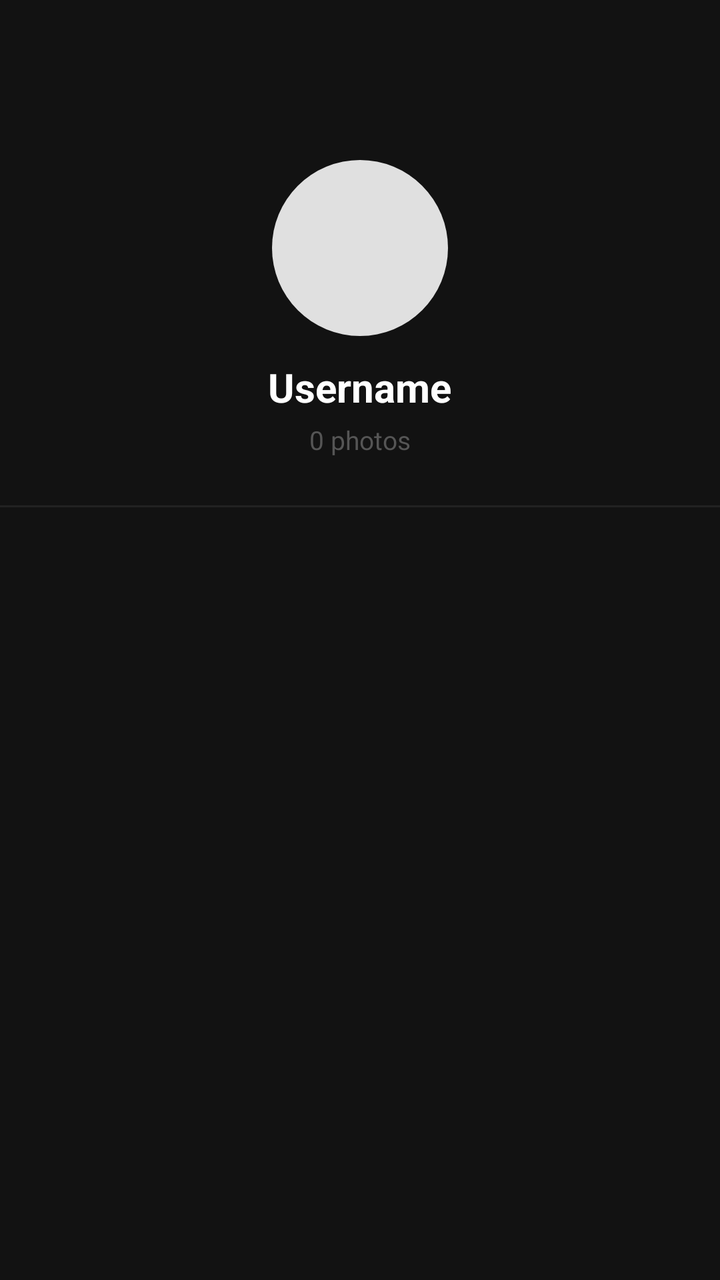
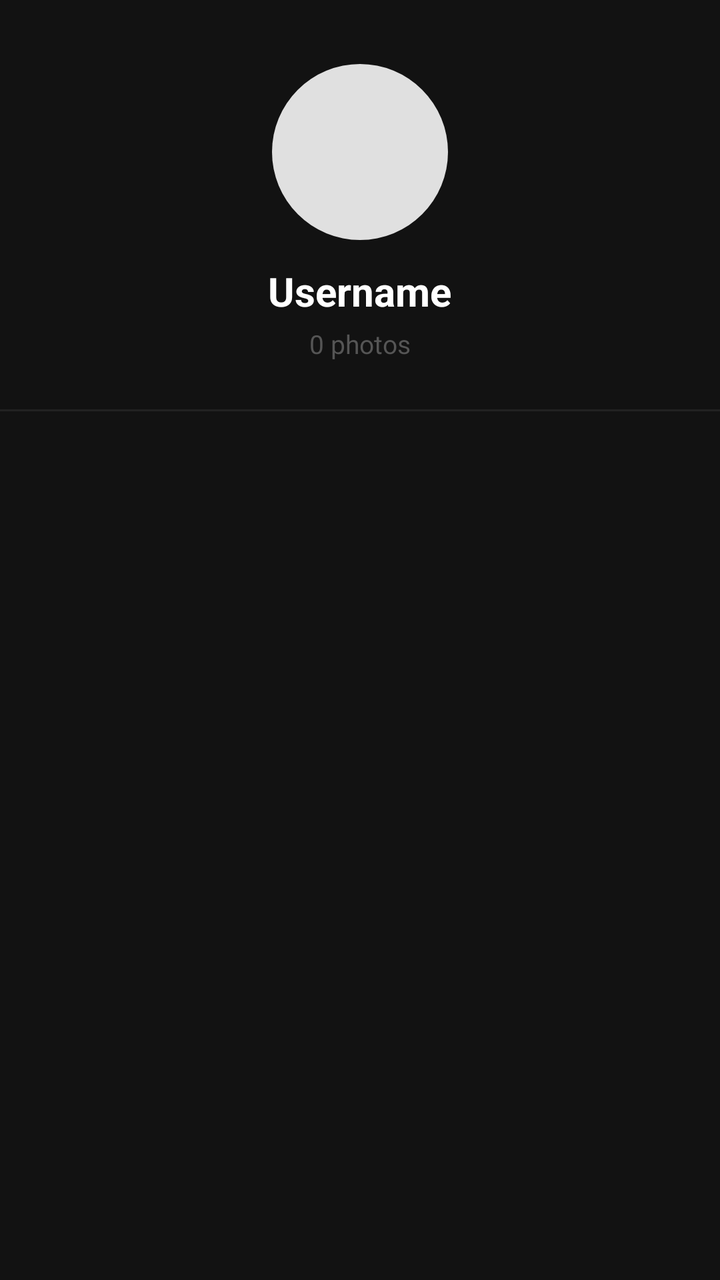

Two renders of the same Android screen: before a commit and after it. Below are the layout's source before the change and the commit's diff.
<!-- AndroidManifest.xml: application theme Theme.SnapQuest -->
<!-- res/layout/activity_profile.xml -->
<?xml version="1.0" encoding="utf-8"?>
<LinearLayout xmlns:android="http://schemas.android.com/apk/res/android"
    android:layout_width="match_parent"
    android:layout_height="match_parent"
    android:orientation="vertical"
    android:background="#121212">

    <LinearLayout
        android:layout_width="match_parent"
        android:layout_height="wrap_content"
        android:orientation="vertical"
        android:gravity="center"
        android:paddingTop="80dp"
        android:paddingBottom="24dp">

        <ImageView
            android:id="@+id/ivProfilePicture"
            android:layout_width="88dp"
            android:layout_height="88dp"
            android:scaleType="centerCrop"
            android:background="@drawable/circle_background"
            android:layout_marginBottom="12dp"/>

        <TextView
            android:id="@+id/tvProfileName"
            android:layout_width="wrap_content"
            android:layout_height="wrap_content"
            android:text="Username"
            android:textSize="20sp"
            android:textStyle="bold"
            android:textColor="#FFFFFF"
            android:layout_marginBottom="4dp"/>

        <TextView
            android:id="@+id/tvPostCount"
            android:layout_width="wrap_content"
            android:layout_height="wrap_content"
            android:text="0 photos"
            android:textSize="13sp"
            android:textColor="#555555"/>

    </LinearLayout>

    <View
        android:layout_width="match_parent"
        android:layout_height="1dp"
        android:background="#222222"/>

    <androidx.recyclerview.widget.RecyclerView
        android:id="@+id/rvGallery"
        android:layout_width="match_parent"
        android:layout_height="match_parent"
        android:padding="3dp"
        android:clipToPadding="false"/>

</LinearLayout>
<!-- resources referenced by this layout -->
<resources>
  <!-- drawable circle_background (drawable) -->
  <?xml version="1.0" encoding="utf-8"?>
  <shape xmlns:android="http://schemas.android.com/apk/res/android"
      android:shape="oval">
      <solid android:color="#E0E0E0"/>
  </shape>
  <style name="Theme.SnapQuest" parent="Base.Theme.SnapQuest" />
  <style name="Base.Theme.SnapQuest" parent="Theme.Material3.DayNight.NoActionBar">
          
          
      </style>
</resources>

<!-- the commit's change to res/layout/activity_profile.xml (unified diff, before → after) -->
@@ -1,5 +1,6 @@
 <?xml version="1.0" encoding="utf-8"?>
 <LinearLayout xmlns:android="http://schemas.android.com/apk/res/android"
+    android:fitsSystemWindows="true"
     android:layout_width="match_parent"
     android:layout_height="match_parent"
     android:orientation="vertical"
@@ -10,7 +11,7 @@
         android:layout_height="wrap_content"
         android:orientation="vertical"
         android:gravity="center"
-        android:paddingTop="80dp"
+        android:paddingTop="32dp"
         android:paddingBottom="24dp">
 
         <ImageView
